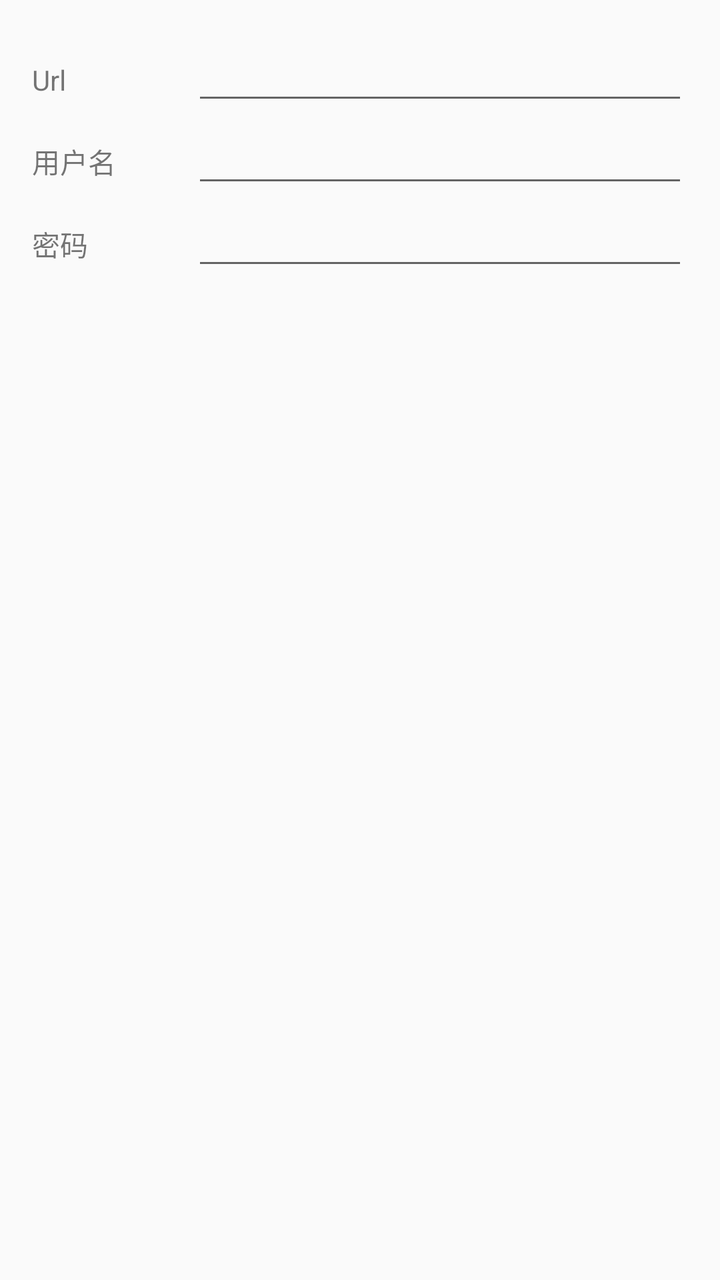
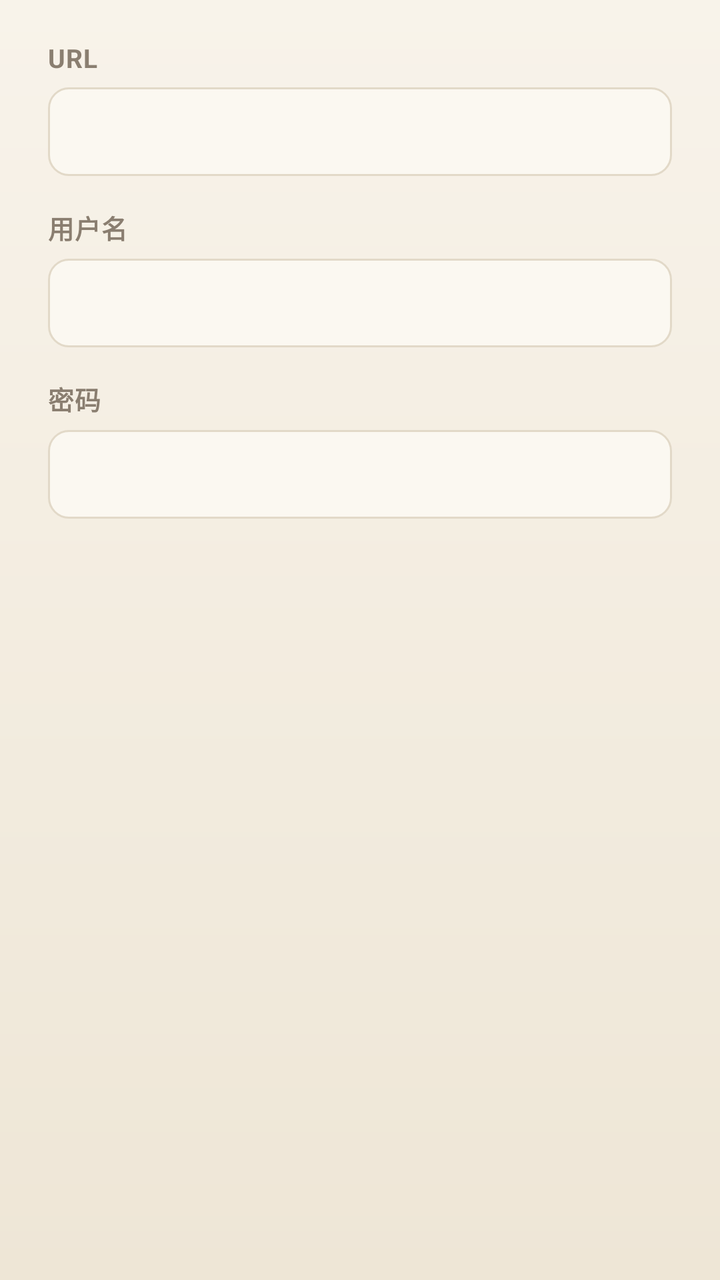

Compare the two renders of this Android layout. The source of the first and the diff that turns it into the second are given below.
<!-- AndroidManifest.xml: application theme Theme.Malguem -->
<!-- res/layout/dialog_login.xml -->
<?xml version="1.0" encoding="utf-8"?>
<LinearLayout xmlns:android="http://schemas.android.com/apk/res/android"
    android:layout_width="match_parent"
    android:layout_height="wrap_content"
    android:orientation="vertical"
    android:padding="16dp">

    
    <LinearLayout
        android:layout_width="match_parent"
        android:layout_height="wrap_content"
        android:orientation="horizontal">

        <TextView
            android:layout_width="80dp"
            android:layout_height="wrap_content"
            android:gravity="center_vertical"
            android:paddingRight="8dp"
            android:text="Url" />

        <EditText
            android:id="@+id/et_url"
            android:layout_width="0dp"
            android:layout_height="wrap_content"
            android:layout_weight="1" />
    </LinearLayout>

    
    <LinearLayout
        android:layout_width="match_parent"
        android:layout_height="wrap_content"
        android:orientation="horizontal">

        <TextView
            android:layout_width="80dp"
            android:layout_height="wrap_content"
            android:gravity="center_vertical"
            android:paddingRight="8dp"
            android:text="用户名" />

        <EditText
            android:id="@+id/et_username"
            android:layout_width="0dp"
            android:layout_height="wrap_content"
            android:layout_weight="1" />
    </LinearLayout>

    
    <LinearLayout
        android:layout_width="match_parent"
        android:layout_height="wrap_content"
        android:orientation="horizontal">

        <TextView
            android:layout_width="80dp"
            android:layout_height="wrap_content"
            android:gravity="center_vertical"
            android:paddingRight="8dp"
            android:text="密码" />

        <EditText
            android:id="@+id/et_password"
            android:layout_width="0dp"
            android:layout_height="wrap_content"
            android:layout_weight="1" />
    </LinearLayout>
</LinearLayout>
<!-- resources referenced by this layout -->
<resources>
  <style name="Theme.Malguem" parent="Theme.AppCompat.Light.NoActionBar">
  </style>
</resources>

<!-- the commit's change to res/layout/dialog_login.xml (unified diff, before → after) -->
@@ -3,65 +3,52 @@
     android:layout_width="match_parent"
     android:layout_height="wrap_content"
     android:orientation="vertical"
-    android:padding="16dp">
+    android:paddingLeft="24dp"
+    android:paddingTop="20dp"
+    android:paddingRight="24dp"
+    android:paddingBottom="8dp">
 
-    
-    <LinearLayout
+    <TextView
+        android:layout_width="wrap_content"
+        android:layout_height="wrap_content"
+        android:text="URL"
+        style="@style/Text.DialogLabel" />
+
+    <EditText
+        android:id="@+id/et_url"
         android:layout_width="match_parent"
         android:layout_height="wrap_content"
-        android:orientation="horizontal">
+        android:layout_marginTop="6dp"
+        android:inputType="textUri"
+        style="@style/Edit.Field" />
 
-        <TextView
-            android:layout_width="80dp"
-            android:layout_height="wrap_content"
-            android:gravity="center_vertical"
-            android:paddingRight="8dp"
-            android:text="Url" />
+    <TextView
+        android:layout_width="wrap_content"
+        android:layout_height="wrap_content"
+        android:layout_marginTop="16dp"
+        android:text="用户名"
+        style="@style/Text.DialogLabel" />
 
-        <EditText
-            android:id="@+id/et_url"
-            android:layout_width="0dp"
-            android:layout_height="wrap_content"
-            android:layout_weight="1" />
-    </LinearLayout>
-
-    
-    <LinearLayout
+    <EditText
+        android:id="@+id/et_username"
         android:layout_width="match_parent"
         android:layout_height="wrap_content"
-        android:orientation="horizontal">
+        android:layout_marginTop="6dp"
+        android:inputType="text"
+        style="@style/Edit.Field" />
 
-        <TextView
-            android:layout_width="80dp"
-            android:layout_height="wrap_content"
-            android:gravity="center_vertical"
-            android:paddingRight="8dp"
-            android:text="用户名" />
+    <TextView
+        android:layout_width="wrap_content"
+        android:layout_height="wrap_content"
+        android:layout_marginTop="16dp"
+        android:text="密码"
+        style="@style/Text.DialogLabel" />
 
-        <EditText
-            android:id="@+id/et_username"
-            android:layout_width="0dp"
-            android:layout_height="wrap_content"
-            android:layout_weight="1" />
-    </LinearLayout>
-
-    
-    <LinearLayout
+    <EditText
+        android:id="@+id/et_password"
         android:layout_width="match_parent"
         android:layout_height="wrap_content"
-        android:orientation="horizontal">
-
-        <TextView
-            android:layout_width="80dp"
-            android:layout_height="wrap_content"
-            android:gravity="center_vertical"
-            android:paddingRight="8dp"
-            android:text="密码" />
-
-        <EditText
-            android:id="@+id/et_password"
-            android:layout_width="0dp"
-            android:layout_height="wrap_content"
-            android:layout_weight="1" />
-    </LinearLayout>
+        android:layout_marginTop="6dp"
+        android:inputType="text"
+        style="@style/Edit.Field" />
 </LinearLayout>
<!-- resource entries referenced after the edit -->
@@ -1,6 +1,64 @@
 <!-- resources referenced by this layout -->
 <resources>
+  <style name="Edit.Field" parent="Widget.AppCompat.EditText">
+          <item name="android:background">@drawable/edit_bg</item>
+          <item name="android:textColor">@color/ink</item>
+          <item name="android:textColorHint">@color/ink_muted</item>
+          <item name="android:paddingLeft">14dp</item>
+          <item name="android:paddingRight">14dp</item>
+          <item name="android:paddingTop">10dp</item>
+          <item name="android:paddingBottom">10dp</item>
+      </style>
+  <style name="Text.DialogLabel" parent="android:Widget.TextView">
+          <item name="android:textColor">@color/ink_muted</item>
+          <item name="android:textSize">13sp</item>
+          <item name="android:textStyle">bold</item>
+          <item name="android:letterSpacing">0.02</item>
+      </style>
   <style name="Theme.Malguem" parent="Theme.AppCompat.Light.NoActionBar">
-  </style>
+          <item name="android:windowBackground">@drawable/bg_window</item>
+          <item name="colorPrimary">@color/accent</item>
+          <item name="colorPrimaryDark">@color/accent_dark</item>
+          <item name="colorAccent">@color/accent</item>
+          <item name="android:textColorPrimary">@color/ink</item>
+          <item name="android:textColorSecondary">@color/ink_muted</item>
+          <item name="android:textColorHint">@color/ink_muted</item>
+      </style>
+  <!-- drawable edit_bg (drawable) -->
+  <?xml version="1.0" encoding="utf-8"?>
+  <selector xmlns:android="http://schemas.android.com/apk/res/android">
+      <item android:state_focused="true">
+          <shape android:shape="rectangle">
+              <solid android:color="@color/card_focus" />
+              <corners android:radius="10dp" />
+              <stroke android:width="2dp" android:color="@color/accent" />
+          </shape>
+      </item>
+      <item>
+          <shape android:shape="rectangle">
+              <solid android:color="@color/card" />
+              <corners android:radius="10dp" />
+              <stroke android:width="1dp" android:color="@color/hairline" />
+          </shape>
+      </item>
+  </selector>
+  <color name="ink">#2B2622</color>
+  <color name="ink_muted">#8A7E70</color>
+  <!-- drawable bg_window (drawable) -->
+  <?xml version="1.0" encoding="utf-8"?>
+  <shape xmlns:android="http://schemas.android.com/apk/res/android"
+      android:shape="rectangle">
+      <gradient
+          android:angle="270"
+          android:startColor="@color/paper_top"
+          android:endColor="@color/paper_bottom" />
+  </shape>
+  <color name="accent">#B4682E</color>
+  <color name="accent_dark">#8F4F20</color>
+  <color name="card_focus">#FFFFFF</color>
+  <color name="card">#FBF8F1</color>
+  <color name="hairline">#E2D9C8</color>
+  <color name="paper_top">#F8F3EA</color>
+  <color name="paper_bottom">#EEE6D6</color>
 </resources>
 
